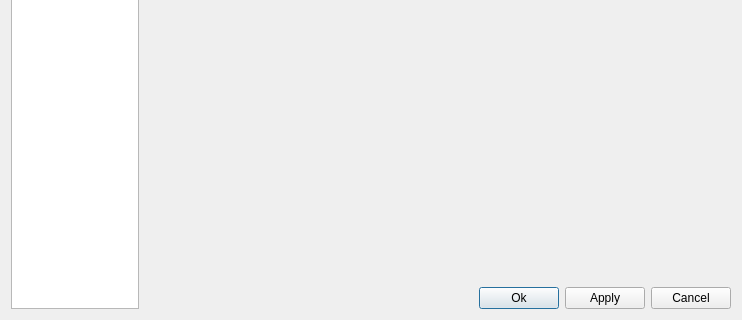
Old version of the form trackeditor/csettingsdlg.ui in the repository martinrunge/trackeditor; both pictures show x 0 to 742 and y 164 to 484 of the 742 by 484 pixel window.
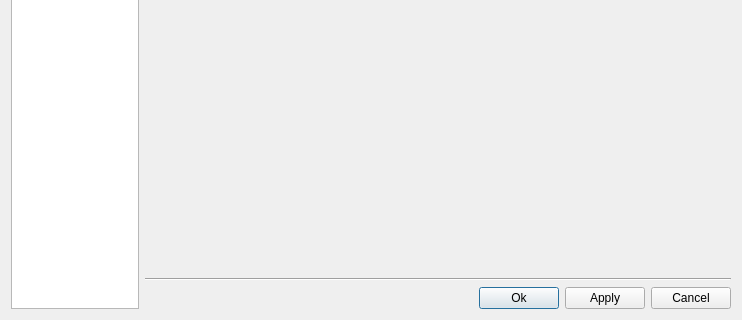
New version of the form.

```diff
--- a/trackeditor/csettingsdlg.ui
+++ b/trackeditor/csettingsdlg.ui
@@ -13,7 +13,7 @@
    <string>CSettingsDlg</string>
   </property>
   <layout class="QGridLayout" name="gridLayout" >
-   <item rowspan="2" row="0" column="0" >
+   <item rowspan="3" row="0" column="0" >
     <widget class="QListWidget" name="contentsWidget" >
      <property name="maximumSize" >
       <size>
@@ -39,6 +39,13 @@
     </widget>
    </item>
    <item row="1" column="1" >
+    <widget class="Line" name="line" >
+     <property name="orientation" >
+      <enum>Qt::Horizontal</enum>
+     </property>
+    </widget>
+   </item>
+   <item row="2" column="1" >
     <layout class="QHBoxLayout" name="horizontalLayout" >
      <item>
       <spacer name="horizontalSpacer" >
```
